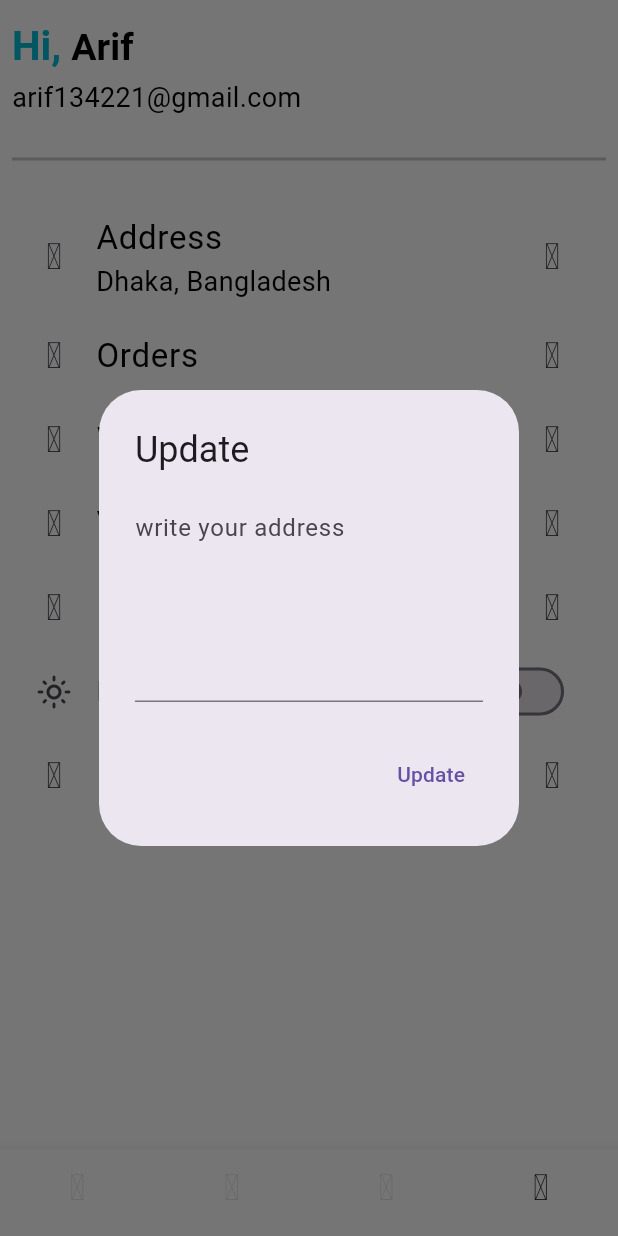
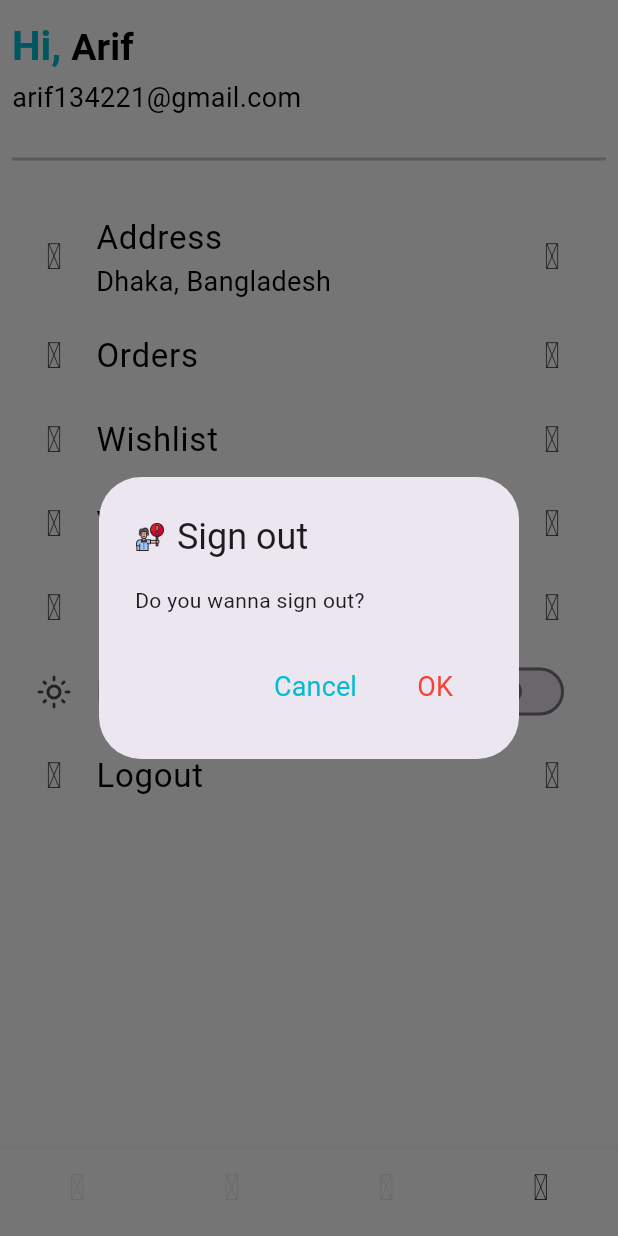
Before and after one commit to md-arif-hossainn/Grocery_App, a Flutter app: the screen it shows after launch, item 4 of the bottom bar chosen, after a tap on "Address", on a phone screen of 412 x 824 dp. Run offline on Flutter 3.47's test engine with Material 3 defaults, Android fonts, the phone set to English and light mode, and no system bars; our stand-ins replace card_swiper, fancy_shimmer_image, flutter_iconly, shared_preferences.

```diff
--- a/lib/main.dart
+++ b/lib/main.dart
@@ -3,6 +3,7 @@ import 'package:grocery_app/inner_screens/feeds_screen.dart';
 import 'package:grocery_app/inner_screens/on_sale_screen.dart';
 import 'package:grocery_app/provider/dark_theme_provider.dart';
 import 'package:grocery_app/screens/home_screen.dart';
+import 'package:grocery_app/screens/wishlist/wishlist_screen.dart';
 import 'package:provider/provider.dart';
 
 import 'consts/theme_data.dart';
@@ -53,6 +54,7 @@ class _MyAppState extends State<MyApp> {
               OnSaleScreen.routeName: (ctx) => const OnSaleScreen(),
               FeedsScreen.routeName: (ctx) => const FeedsScreen(),
               ProductDetails.routeName: (ctx) => const ProductDetails(),
+              WishlistScreen.routeName: (ctx) => const WishlistScreen(),
             });
       }),
     );
--- a/lib/screens/user.dart
+++ b/lib/screens/user.dart
@@ -1,10 +1,12 @@
 import 'package:flutter/gestures.dart';
 import 'package:flutter/material.dart';
 import 'package:flutter_iconly/flutter_iconly.dart';
+import 'package:grocery_app/screens/wishlist/wishlist_screen.dart';
 import 'package:grocery_app/widgets/text_widget.dart';
 import 'package:provider/provider.dart';
 
 import '../provider/dark_theme_provider.dart';
+import '../services/global_methods.dart';
 
 class UserScreen extends StatefulWidget {
   const UserScreen({Key? key}) : super(key: key);
@@ -78,8 +80,13 @@ class _UserScreenState extends State<UserScreen> {
                       title: 'Address',
                       subtitle: 'Dhaka, Bangladesh',
                       icon: IconlyLight.profile,
-                      onPressed: () async {
-                        await _showAddressDialog();
+                      onPressed: () {
+                        GlobalMethods.warningDialog(
+                            title: 'Sign out',
+                            subtitle: 'Do you wanna sign out?',
+                            fct: () {},
+                            context: context);
+
                       },
                       color: color,
                     ),
@@ -92,7 +99,10 @@ class _UserScreenState extends State<UserScreen> {
                     _listTiles(
                       title: 'Wishlist',
                       icon: IconlyLight.heart,
-                      onPressed: () {},
+                      onPressed: () {
+                        GlobalMethods.navigateTo(
+                            ctx: context, routeName: WishlistScreen.routeName);
+                      },
                       color: color,
                     ),
                     _listTiles(
@@ -190,29 +200,6 @@ class _UserScreenState extends State<UserScreen> {
 //     );
 //   }
 
-  Future<void> _showAddressDialog() async {
-    await showDialog(
-        context: context,
-        builder: (context) {
-          return AlertDialog(
-            title: const Text('Update'),
-            content: TextField(
-              // onChanged: (value) {
-              //   print('_addressTextController.text ${_addressTextController.text}');
-              // },
-              controller: _addressTextController,
-              maxLines: 5,
-              decoration: const InputDecoration(hintText: "write your address"),
-            ),
-            actions: [
-              TextButton(
-                onPressed: () {},
-                child: const Text('Update'),
-              ),
-            ],
-          );
-        });
-  }
 
   Future<void> _showLogoutDialog() async {
     await showDialog(
--- a/lib/services/global_methods.dart
+++ b/lib/services/global_methods.dart
@@ -1,7 +1,62 @@
 import 'package:flutter/material.dart';
+
+import '../widgets/text_widget.dart';
 
 class GlobalMethods {
  static  navigateTo({required BuildContext ctx, required String routeName}) {
     Navigator.pushNamed(ctx, routeName);
   }
+
+
+ static Future<void> warningDialog({
+   required String title,
+   required String subtitle,
+   required Function fct,
+   required BuildContext context,
+ }) async {
+   await showDialog(
+       context: context,
+       builder: (context) {
+         return AlertDialog(
+           title: Row(children: [
+             Image.asset(
+               'assets/images/warning-sign.png',
+               height: 20,
+               width: 20,
+               fit: BoxFit.fill,
+             ),
+             const SizedBox(
+               width: 8,
+             ),
+             Text(title),
+           ]),
+           content: Text(subtitle),
+           actions: [
+             TextButton(
+               onPressed: () {
+                 if (Navigator.canPop(context)) {
+                   Navigator.pop(context);
+                 }
+               },
+               child: TextWidget(
+                 color: Colors.cyan,
+                 text: 'Cancel',
+                 textSize: 18,
+               ),
+             ),
+             TextButton(
+               onPressed: () {
+                 fct();
+               },
+               child: TextWidget(
+                 color: Colors.red,
+                 text: 'OK',
+                 textSize: 18,
+               ),
+             ),
+           ],
+         );
+       });
+ }
+
 }
--- a/pubspec.yaml
+++ b/pubspec.yaml
@@ -40,6 +40,7 @@ dependencies:
   flutter_iconly: ^1.0.2
   card_swiper: ^3.0.1
   fancy_shimmer_image: ^2.0.3
+  flutter_staggered_grid_view: ^0.7.0
 
 
 
```
Also changed, not shown: lib/inner_screens/feeds_screen.dart (+2 -10 lines), lib/inner_screens/on_sale_screen.dart (+2 -10 lines), lib/screens/cart/cart_screen.dart (+9 -1 lines), lib/screens/wishlist/wishlist_screen.dart (added, +56 -0 lines), lib/screens/wishlist/wishlist_widget.dart (added, +86 -0 lines), lib/widgets/back_widget.dart (added, +24 -0 lines), pubspec.lock.
